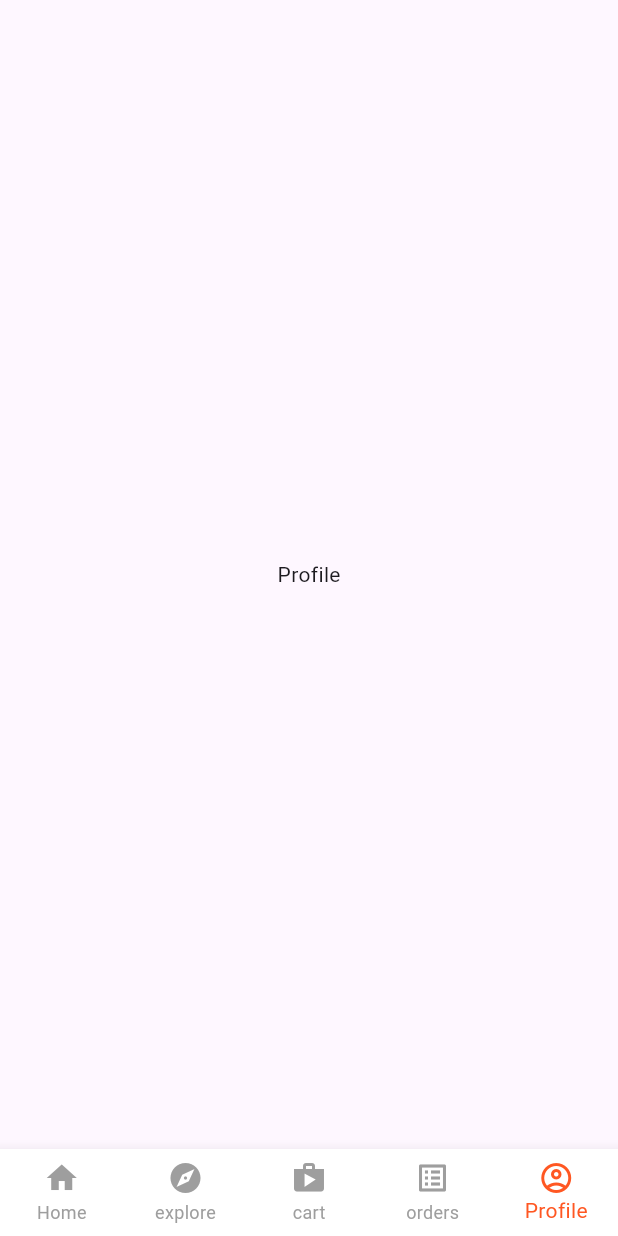
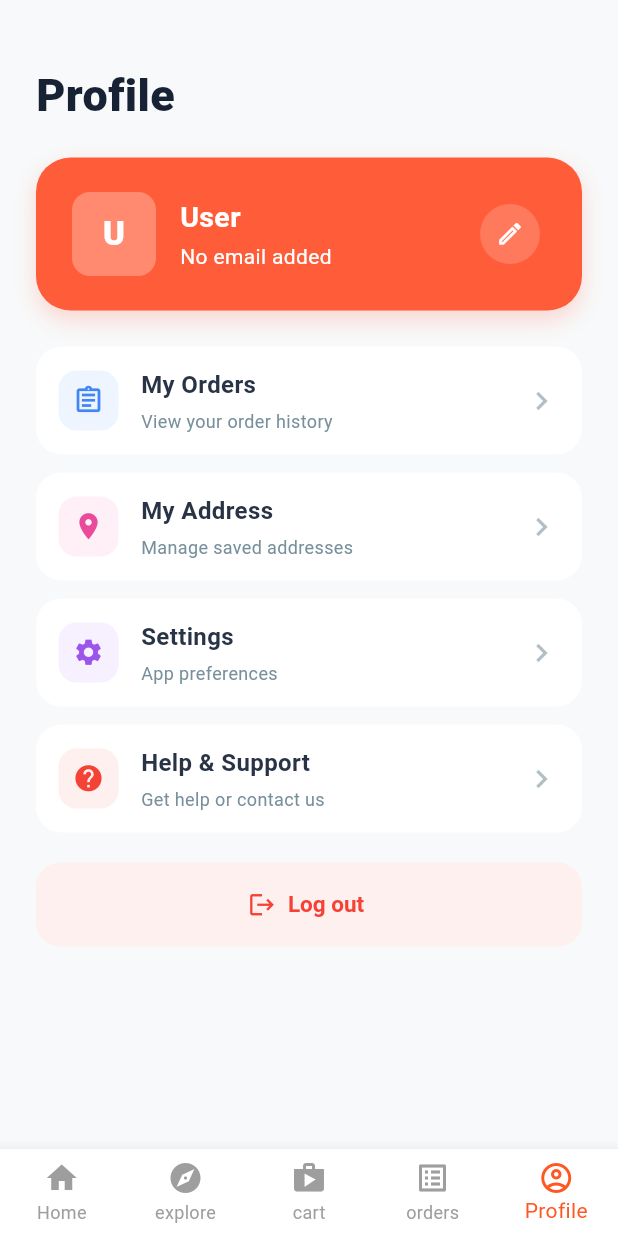
Before and after one commit to amrmarei-22/OTLOP_APP, a Flutter app: the MainScreen screen opened directly, item 5 of the bottom bar chosen, on a phone screen of 412 x 824 dp. Run offline on Flutter 3.47's test engine with Material 3 defaults, Android fonts, the phone set to English and light mode, and no system bars; our stand-ins replace bloc, dio, flutter_bloc, flutter_svg, hive, hive_flutter; accounts and stored records are empty; network calls fail.

Commit message:
profile and logout button

```diff
--- a/lib/features/auth/data/auth_session.dart
+++ b/lib/features/auth/data/auth_session.dart
@@ -1,8 +1,11 @@
 import 'package:hive/hive.dart';
+
 class AuthSession {
   AuthSession._();
 
   static String? accessToken;
+  static String? displayName;
+  static String? email;
 
   static String get authorizationHeader {
     final token = accessToken;
@@ -11,21 +14,37 @@ class AuthSession {
     }
     return 'Bearer $token';
   }
+
   static Future<void> saveAccessToken(String token) async {
     accessToken = token;
     final box = await Hive.openBox('app_session');
     await box.put('token', token);
   }
 
+  static Future<void> saveProfile({String? name, String? userEmail}) async {
+    displayName = name;
+    email = userEmail;
+    final box = await Hive.openBox('app_session');
+    if (name != null && name.isNotEmpty) await box.put('displayName', name);
+    if (userEmail != null && userEmail.isNotEmpty) {
+      await box.put('email', userEmail);
+    }
+  }
+
   static void init() async {
     final box = await Hive.openBox('app_session');
     accessToken = box.get('token');
+    displayName = box.get('displayName');
+    email = box.get('email');
   }
 
   static Future<void> clearAccessToken() async {
     accessToken = null;
+    displayName = null;
+    email = null;
     final box = await Hive.openBox('app_session');
     await box.delete('token');
+    await box.delete('displayName');
+    await box.delete('email');
   }
-
 }
--- a/lib/features/auth/presentation/cubits/auth_cubit/auth_states.dart
+++ b/lib/features/auth/presentation/cubits/auth_cubit/auth_states.dart
@@ -1,10 +1,30 @@
 // features/auth/presentation/cubits/auth_cubit/auth_states.dart
 abstract class AuthState {}
 
- class AuthInitialState extends AuthState {}
+class AuthInitialState extends AuthState {}
 
 class LoginLoadingState extends AuthState {}
 
 class LoginSuccessState extends AuthState {}
 
 class LoginFailureState extends AuthState {}
+
+class SignUpLoadingState extends AuthState {}
+
+class SignUpSuccessState extends AuthState {}
+
+class SignUpFailureState extends AuthState {
+  final String error;
+
+  SignUpFailureState({required this.error});
+}
+
+class LogoutLoadingState extends AuthState {}
+
+class LogoutSuccessState extends AuthState {}
+
+class LogoutFailureState extends AuthState {
+  final String error;
+
+  LogoutFailureState({required this.error});
+}
--- a/lib/features/auth/presentation/screens/login_screen.dart
+++ b/lib/features/auth/presentation/screens/login_screen.dart
@@ -146,7 +146,10 @@ class _LoginScreenState extends State<LoginScreen> {
                           Navigator.push(
                             context,
                             MaterialPageRoute(
-                              builder: (context) => SignUpScreen(),
+                              builder: (context) => BlocProvider.value(
+                                value: context.read<AuthCubit>(),
+                                child: const SignUpScreen(),
+                              ),
                             ),
                           );
                         },
--- a/lib/features/orders/data/orders_datasource.dart
+++ b/lib/features/orders/data/orders_datasource.dart
@@ -29,6 +29,7 @@ class OrdersRemoteDataSource {
               .map(OrderModel.fromJson)
               .toList();
         }
+        if (orders == null || data.isEmpty) return [];
         return [OrderModel.fromJson(data)];
       } else if (response.data is List) {
         return (response.data as List)
@@ -40,6 +41,10 @@ class OrdersRemoteDataSource {
       }
     } on DioException catch (error) {
       log('Orders error: ${error.response?.data ?? error.message}');
+      if (error.response?.statusCode == 404 ||
+          error.response?.statusCode == 500) {
+        return [];
+      }
       throw Exception(_message(error));
     }
   }
--- a/lib/features/orders/presentation/cubit/orders_cubit.dart
+++ b/lib/features/orders/presentation/cubit/orders_cubit.dart
@@ -25,13 +25,18 @@ class OrdersCubit extends Cubit<OrdersState> {
       orders = ordersById.values.toList()
         ..sort((first, second) => second.orderDate.compareTo(first.orderDate));
       emit(OrdersSuccessState(orders: orders));
-    } catch (error) {
-      log('Orders error: $error');
-      if (orders.isNotEmpty) {
-        emit(OrdersSuccessState(orders: orders));
+      if (orders.isEmpty) {
+        log('Orders are empty');
       } else {
-        emit(OrdersFailureState(error: error.toString()));
+        log('Orders fetched successfully: ${orders.length} orders');
       }
+    }
+    catch (error) {
+
+      emit(OrdersFailureState(error: error.toString()));
+
+
+
     }
   }
 
--- /dev/null
+++ b/lib/features/profile/presentation/screens/profile_screen.dart
@@ -0,0 +1,329 @@
+import 'package:flutter/material.dart';
+import 'package:flutter_bloc/flutter_bloc.dart';
+import 'package:otlop_app/core/theme/app_colors.dart';
+import 'package:otlop_app/features/auth/data/auth_session.dart';
+import 'package:otlop_app/features/auth/presentation/cubits/auth_cubit/auth_cubit.dart';
+import 'package:otlop_app/features/auth/presentation/cubits/auth_cubit/auth_states.dart';
+import 'package:otlop_app/features/auth/presentation/screens/login_screen.dart';
+
+class ProfileScreen extends StatelessWidget {
+  final VoidCallback onOrdersTap;
+
+  const ProfileScreen({super.key, required this.onOrdersTap});
+
+  Future<void> _confirmLogout(BuildContext context) async {
+    final shouldLogout = await showDialog<bool>(
+      context: context,
+      builder: (dialogContext) => AlertDialog(
+        title: const Text('Log out?'),
+        content: const Text(
+          'Are you sure you want to log out of your account?',
+        ),
+        actions: [
+          TextButton(
+            onPressed: () => Navigator.of(dialogContext).pop(false),
+            child: const Text('Cancel'),
+          ),
+          FilledButton(
+            onPressed: () => Navigator.of(dialogContext).pop(true),
+            style: FilledButton.styleFrom(
+              backgroundColor: AppColors.redClr,
+              foregroundColor: Colors.white,
+            ),
+            child: const Text('Log out'),
+          ),
+        ],
+      ),
+    );
+
+    if (shouldLogout == true && context.mounted) {
+      context.read<AuthCubit>().logout();
+    }
+  }
+
+  void _showUnavailableMessage(BuildContext context, String title) {
+    ScaffoldMessenger.of(
+      context,
+    ).showSnackBar(SnackBar(content: Text('$title is coming soon.')));
+  }
+
+  @override
+  Widget build(BuildContext context) {
+    final name = AuthSession.displayName?.trim().isNotEmpty == true
+        ? AuthSession.displayName!.trim()
+        : 'User';
+    final email = AuthSession.email?.trim().isNotEmpty == true
+        ? AuthSession.email!.trim()
+        : 'No email added';
+    final initial = name.substring(0, 1).toUpperCase();
+
+    return BlocConsumer<AuthCubit, AuthState>(
+      listener: (context, state) {
+        if (state is LogoutSuccessState) {
+          Navigator.of(context).pushAndRemoveUntil(
+            MaterialPageRoute(builder: (_) => const LoginScreen()),
+            (_) => false,
+          );
+        } else if (state is LogoutFailureState) {
+          ScaffoldMessenger.of(context).showSnackBar(
+            SnackBar(content: Text('Unable to log out: ${state.error}')),
+          );
+        }
+      },
+      builder: (context, state) {
+        final isLoggingOut = state is LogoutLoadingState;
+
+        return Scaffold(
+          backgroundColor: const Color(0xFFF8F9FA),
+          body: SafeArea(
+            child: ListView(
+              padding: const EdgeInsets.fromLTRB(24, 42, 24, 28),
+              children: [
+                const Text(
+                  'Profile',
+                  style: TextStyle(
+                    color: Color(0xFF182235),
+                    fontSize: 30,
+                    fontWeight: FontWeight.w800,
+                  ),
+                ),
+                const SizedBox(height: 20),
+                _ProfileHeader(
+                  name: name,
+                  email: email,
+                  initial: initial,
+                  onEdit: () =>
+                      _showUnavailableMessage(context, 'Profile editing'),
+                ),
+                const SizedBox(height: 24),
+                _ProfileOption(
+                  icon: Icons.assignment_outlined,
+                  iconColor: const Color(0xFF4285F4),
+                  iconBackground: const Color(0xFFEFF5FF),
+                  title: 'My Orders',
+                  subtitle: 'View your order history',
+                  onTap: onOrdersTap,
+                ),
+                _ProfileOption(
+                  icon: Icons.location_on,
+                  iconColor: const Color(0xFFE94B9A),
+                  iconBackground: const Color(0xFFFFF0F8),
+                  title: 'My Address',
+                  subtitle: 'Manage saved addresses',
+                  onTap: () =>
+                      _showUnavailableMessage(context, 'Address management'),
+                ),
+                _ProfileOption(
+                  icon: Icons.settings,
+                  iconColor: const Color(0xFF9B55EA),
+                  iconBackground: const Color(0xFFF7F0FF),
+                  title: 'Settings',
+                  subtitle: 'App preferences',
+                  onTap: () => _showUnavailableMessage(context, 'Settings'),
+                ),
+                _ProfileOption(
+                  icon: Icons.help,
+                  iconColor: AppColors.redClr,
+                  iconBackground: const Color(0xFFFFF0F0),
+                  title: 'Help & Support',
+                  subtitle: 'Get help or contact us',
+                  onTap: () =>
+                      _showUnavailableMessage(context, 'Help & Support'),
+                ),
+                const SizedBox(height: 8),
+                SizedBox(
+                  height: 56,
+                  child: TextButton.icon(
+                    onPressed: isLoggingOut
+                        ? null
+                        : () => _confirmLogout(context),
+                    icon: const Icon(Icons.logout, size: 19),
+                    label: Text(isLoggingOut ? 'Logging out...' : 'Log out'),
+                    style: TextButton.styleFrom(
+                      foregroundColor: AppColors.redClr,
+                      backgroundColor: const Color(0xFFFFF0F0),
+                      shape: RoundedRectangleBorder(
+                        borderRadius: BorderRadius.circular(16),
+                      ),
+                      textStyle: const TextStyle(
+                        fontSize: 15,
+                        fontWeight: FontWeight.w700,
+                      ),
+                    ),
+                  ),
+                ),
+              ],
+            ),
+          ),
+        );
+      },
+    );
+  }
+}
+
+class _ProfileHeader extends StatelessWidget {
+  final String name;
+  final String email;
+  final String initial;
+  final VoidCallback onEdit;
+
+  const _ProfileHeader({
+    required this.name,
+    required this.email,
+    required this.initial,
+    required this.onEdit,
+  });
+
+  @override
+  Widget build(BuildContext context) {
+    return Container(
+      height: 102,
+      padding: const EdgeInsets.symmetric(horizontal: 24),
+      decoration: BoxDecoration(
+        color: AppColors.primayClr,
+        borderRadius: BorderRadius.circular(23),
+        boxShadow: [
+          BoxShadow(
+            color: AppColors.primayClr.withValues(alpha: 0.22),
+            blurRadius: 12,
+            offset: const Offset(0, 6),
+          ),
+        ],
+      ),
+      child: Row(
+        children: [
+          Container(
+            width: 56,
+            height: 56,
+            alignment: Alignment.center,
+            decoration: BoxDecoration(
+              color: Colors.white.withValues(alpha: 0.28),
+              borderRadius: BorderRadius.circular(12),
+            ),
+            child: Text(
+              initial,
+              style: const TextStyle(
+                color: Colors.white,
+                fontSize: 22,
+                fontWeight: FontWeight.w800,
+              ),
+            ),
+          ),
+          const SizedBox(width: 16),
+          Expanded(
+            child: Column(
+              mainAxisAlignment: MainAxisAlignment.center,
+              crossAxisAlignment: CrossAxisAlignment.start,
+              children: [
+                Text(
+                  name,
+                  style: const TextStyle(
+                    color: Colors.white,
+                    fontSize: 19,
+                    fontWeight: FontWeight.w700,
+                  ),
+                ),
+                const SizedBox(height: 3),
+                Text(
+                  email,
+                  style: const TextStyle(color: Colors.white, fontSize: 14),
+                ),
+              ],
+            ),
+          ),
+          IconButton(
+            onPressed: onEdit,
+            icon: const Icon(
+              Icons.edit_outlined,
+              color: Colors.white,
+              size: 19,
+            ),
+            style: IconButton.styleFrom(
+              backgroundColor: Colors.white.withValues(alpha: 0.18),
+              minimumSize: const Size(40, 40),
+            ),
+          ),
+        ],
+      ),
+    );
+  }
+}
+
+class _ProfileOption extends StatelessWidget {
+  final IconData icon;
+  final Color iconColor;
+  final Color iconBackground;
+  final String title;
+  final String subtitle;
+  final VoidCallback onTap;
+
+  const _ProfileOption({
+    required this.icon,
+    required this.iconColor,
+    required this.iconBackground,
+    required this.title,
+    required this.subtitle,
+    required this.onTap,
+  });
+
+  @override
+  Widget build(BuildContext context) {
+    return Padding(
+      padding: const EdgeInsets.only(bottom: 12),
+      child: Material(
+        color: Colors.white,
+        borderRadius: BorderRadius.circular(17),
+        child: InkWell(
+          onTap: onTap,
+          borderRadius: BorderRadius.circular(17),
+          child: SizedBox(
+            height: 72,
+            child: Padding(
+              padding: const EdgeInsets.symmetric(horizontal: 15),
+              child: Row(
+                children: [
+                  Container(
+                    width: 40,
+                    height: 40,
+                    alignment: Alignment.center,
+                    decoration: BoxDecoration(
+                      color: iconBackground,
+                      borderRadius: BorderRadius.circular(12),
+                    ),
+                    child: Icon(icon, color: iconColor, size: 21),
+                  ),
+                  const SizedBox(width: 15),
+                  Expanded(
+                    child: Column(
+                      mainAxisAlignment: MainAxisAlignment.center,
+                      crossAxisAlignment: CrossAxisAlignment.start,
+                      children: [
+                        Text(
+                          title,
+                          style: const TextStyle(
+                            color: Color(0xFF293346),
+                            fontSize: 16,
+                            fontWeight: FontWeight.w700,
+                          ),
+                        ),
+                        const SizedBox(height: 4),
+                        Text(
+                          subtitle,
+                          style: TextStyle(
+                            color: Colors.blueGrey.shade400,
+                            fontSize: 12,
+                          ),
+                        ),
+                      ],
+                    ),
+                  ),
+                  Icon(Icons.chevron_right, color: Colors.blueGrey.shade200),
+                ],
+              ),
+            ),
+          ),
+        ),
+      ),
+    );
+  }
+}
--- a/lib/main_screen.dart
+++ b/lib/main_screen.dart
@@ -1,7 +1,7 @@
 // main_screen.dart
 import 'package:flutter/material.dart';
 import 'package:flutter_bloc/flutter_bloc.dart';
-import 'package:otlop_app/custom_bottom_nav.dart';
+import 'package:otlop_app/core/common_widgets/custom_bottom_nav.dart';
 import 'package:otlop_app/features/cart/presentation/cubit/cart_cubit.dart';
 import 'package:otlop_app/features/cart/presentation/screens/cart_screen.dart';
 import 'package:otlop_app/features/home/presentation/cubits/brands_cubit.dart';
@@ -10,6 +10,7 @@ import 'package:otlop_app/features/home/presentation/cubits/products_cubit/produ
 import 'package:otlop_app/features/home/presentation/screens/home_screen.dart';
 import 'package:otlop_app/features/orders/presentation/cubit/orders_cubit.dart';
 import 'package:otlop_app/features/orders/presentation/screens/orders_screen.dart';
+import 'package:otlop_app/features/profile/presentation/screens/profile_screen.dart';
 
 class MainScreen extends StatefulWidget {
   MainScreen({super.key, this.index});
@@ -26,7 +27,13 @@ class _MainScreenState extends State<MainScreen> {
       const Center(child: Text("Explore")),
       const CartScreen(),
       const OrdersScreen(),
-      const Center(child: Text("Profile")),
+      ProfileScreen(
+        onOrdersTap: () {
+          setState(() {
+            widget.index = 3;
+          });
+        },
+      ),
     ];
 
     return MultiBlocProvider(
@@ -37,7 +44,6 @@ class _MainScreenState extends State<MainScreen> {
         BlocProvider(create: (context) => CartCubit()),
         BlocProvider(create: (context) => OrdersCubit()),
       ],
-
       child: Scaffold(
         bottomNavigationBar: CustomBottomNav(
           currentIndex: widget.index ?? 0,
```
Also changed, not shown: lib/features/auth/data/data_source/auth_remote_data_source.dart (+42 -1 lines), lib/features/auth/presentation/cubits/auth_cubit/auth_cubit.dart (+32 -0 lines), lib/features/auth/presentation/screens/sign_up_screen.dart (+44 -29 lines), lib/main.dart (+6 -7 lines), lib/core/common_widgets/custom_bottom_nav.dart (renamed from lib/custom_bottom_nav.dart).
